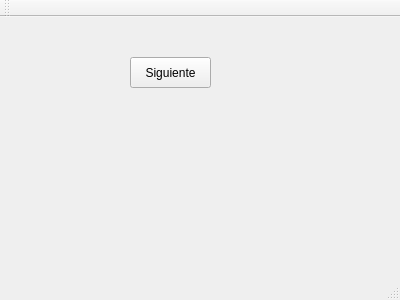
This is EDD_Practica1/vstmain.ui in randolph182/EDD_201314112 as Qt 5 draws it before an edit. The edited form follows.
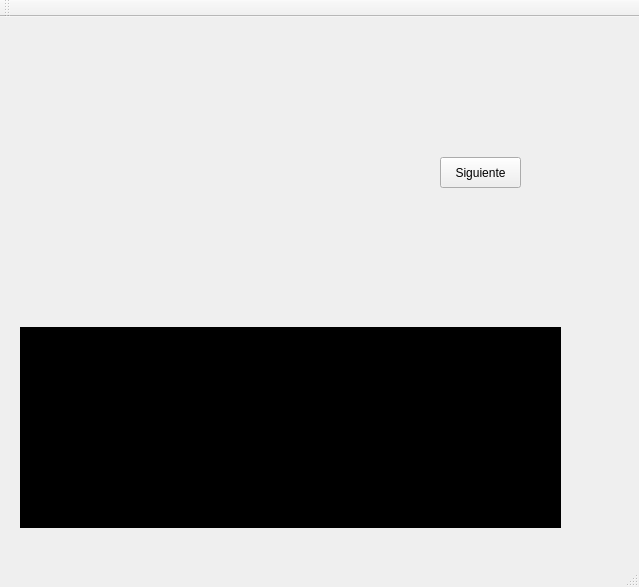
This is the edited form.

What changed in the file:
```diff
--- a/EDD_Practica1/vstmain.ui
+++ b/EDD_Practica1/vstmain.ui
@@ -6,8 +6,8 @@
    <rect>
     <x>0</x>
     <y>0</y>
-    <width>400</width>
-    <height>300</height>
+    <width>639</width>
+    <height>587</height>
    </rect>
   </property>
   <property name="windowTitle">
@@ -17,8 +17,8 @@
    <widget class="QPushButton" name="btnSiguiente">
     <property name="geometry">
      <rect>
-      <x>130</x>
-      <y>40</y>
+      <x>440</x>
+      <y>140</y>
       <width>81</width>
       <height>31</height>
      </rect>
@@ -27,6 +27,30 @@
      <string>Siguiente</string>
     </property>
    </widget>
+   <widget class="QTextEdit" name="textEdit">
+    <property name="geometry">
+     <rect>
+      <x>20</x>
+      <y>310</y>
+      <width>541</width>
+      <height>201</height>
+     </rect>
+    </property>
+    <property name="font">
+     <font>
+      <family>Sans Serif</family>
+      <pointsize>10</pointsize>
+      <weight>50</weight>
+      <italic>false</italic>
+      <bold>false</bold>
+     </font>
+    </property>
+    <property name="styleSheet">
+     <string notr="true">background-color: rgb(0, 0, 0);
+font: 10pt &quot;Sans Serif&quot;;
+color: rgb(255, 255, 255);</string>
+    </property>
+   </widget>
   </widget>
   <widget class="QMenuBar" name="menuBar">
    <property name="geometry">
```
Left out of the diff: 2 changed lines with no effect on the pictures.
